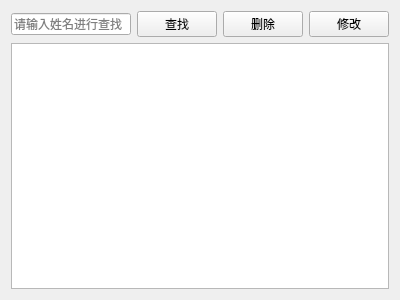
The window that LibraryAndBorrowingManagementSystem/readerview.ui (longyuan56649826/QtCourse) describes before a commit, drawn with Qt 5.
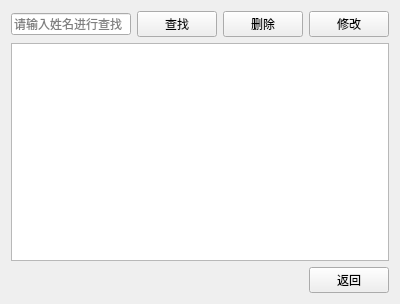
The same window after the commit. Icons and pictures are not drawn.

Patch:
```diff
--- a/LibraryAndBorrowingManagementSystem/readerview.ui
+++ b/LibraryAndBorrowingManagementSystem/readerview.ui
@@ -7,14 +7,14 @@
     <x>0</x>
     <y>0</y>
     <width>400</width>
-    <height>300</height>
+    <height>304</height>
    </rect>
   </property>
   <property name="windowTitle">
    <string>读者管理</string>
   </property>
-  <layout class="QVBoxLayout" name="verticalLayout_2">
-   <item>
+  <layout class="QGridLayout" name="gridLayout">
+   <item row="0" column="0" colspan="2">
     <layout class="QVBoxLayout" name="verticalLayout">
      <item>
       <layout class="QHBoxLayout" name="horizontalLayout">
@@ -65,6 +65,26 @@
      </item>
     </layout>
    </item>
+   <item row="1" column="0">
+    <spacer name="horizontalSpacer">
+     <property name="orientation">
+      <enum>Qt::Orientation::Horizontal</enum>
+     </property>
+     <property name="sizeHint" stdset="0">
+      <size>
+       <width>40</width>
+       <height>20</height>
+      </size>
+     </property>
+    </spacer>
+   </item>
+   <item row="1" column="1">
+    <widget class="QPushButton" name="btBack">
+     <property name="text">
+      <string>返回</string>
+     </property>
+    </widget>
+   </item>
   </layout>
  </widget>
  <resources>
```
